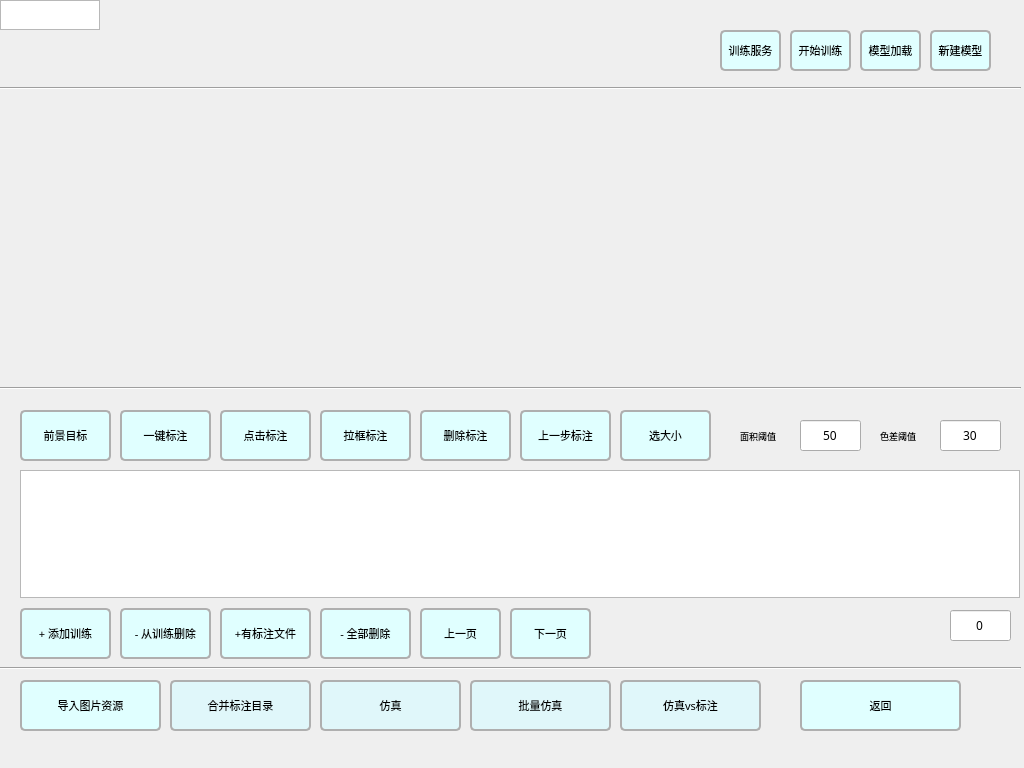
The window that aimodelset.ui (xiekai-aiai/duyisorter) describes before a commit, drawn with Qt 5.
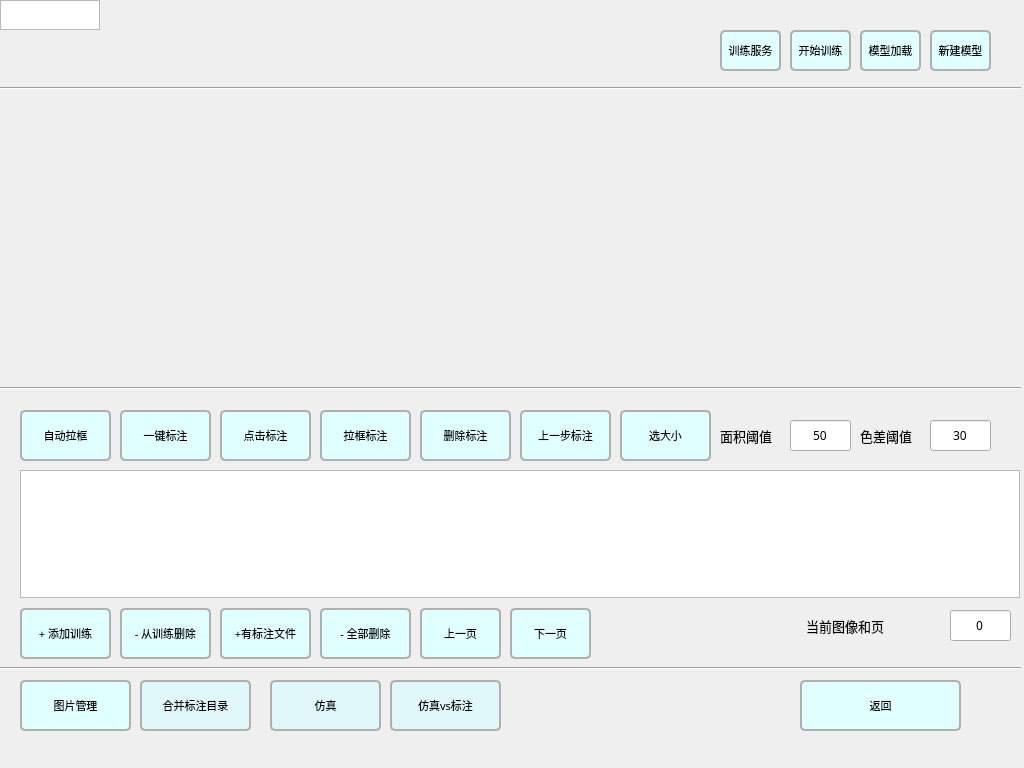
The same window after the commit. Icons and pictures are not drawn.

What changed in the file:
```diff
--- a/aimodelset.ui
+++ b/aimodelset.ui
@@ -375,7 +375,7 @@
     <rect>
      <x>20</x>
      <y>680</y>
-     <width>141</width>
+     <width>111</width>
      <height>51</height>
     </rect>
    </property>
@@ -402,15 +402,15 @@
 	   background-color: lightgrey;}</string>
    </property>
    <property name="text">
-    <string>导入图片资源</string>
+    <string>图片管理</string>
    </property>
   </widget>
   <widget class="QPushButton" name="mergeImgPushButton">
    <property name="geometry">
     <rect>
-     <x>170</x>
+     <x>140</x>
      <y>680</y>
-     <width>141</width>
+     <width>111</width>
      <height>51</height>
     </rect>
    </property>
@@ -612,11 +612,11 @@
    <property name="font">
     <font>
      <family>HarmonyOS Sans Medium</family>
-     <pointsize>6</pointsize>
+     <pointsize>10</pointsize>
     </font>
    </property>
    <property name="text">
-    <string/>
+    <string>当前图像和页</string>
    </property>
    <property name="pixmap">
     <pixmap resource="res.qrc">:/res/fonts/HarmonyOS_Sans_SC_Medium.ttf</pixmap>
@@ -760,7 +760,7 @@
 	   padding: 2px;}</string>
    </property>
    <property name="text">
-    <string>前景目标</string>
+    <string>自动拉框</string>
    </property>
    <property name="checkable">
     <bool>true</bool>
@@ -924,7 +924,7 @@
   <widget class="QLineEdit" name="m_areaThresholdlineEdit">
    <property name="geometry">
     <rect>
-     <x>800</x>
+     <x>790</x>
      <y>420</y>
      <width>61</width>
      <height>31</height>
@@ -940,16 +940,16 @@
   <widget class="QLabel" name="areaLabel">
    <property name="geometry">
     <rect>
-     <x>740</x>
+     <x>720</x>
      <y>420</y>
-     <width>51</width>
+     <width>71</width>
      <height>31</height>
     </rect>
    </property>
    <property name="font">
     <font>
      <family>HarmonyOS Sans Medium</family>
-     <pointsize>7</pointsize>
+     <pointsize>10</pointsize>
     </font>
    </property>
    <property name="text">
@@ -962,16 +962,16 @@
   <widget class="QLabel" name="colorDiffLabel">
    <property name="geometry">
     <rect>
-     <x>880</x>
+     <x>860</x>
      <y>420</y>
-     <width>51</width>
+     <width>71</width>
      <height>31</height>
     </rect>
    </property>
    <property name="font">
     <font>
      <family>HarmonyOS Sans Medium</family>
-     <pointsize>7</pointsize>
+     <pointsize>10</pointsize>
     </font>
    </property>
    <property name="text">
@@ -984,7 +984,7 @@
   <widget class="QLineEdit" name="m_colorDiffThresholdlineEdit">
    <property name="geometry">
     <rect>
-     <x>940</x>
+     <x>930</x>
      <y>420</y>
      <width>61</width>
      <height>31</height>
@@ -997,54 +997,12 @@
     <set>Qt::AlignCenter</set>
    </property>
   </widget>
-  <widget class="QPushButton" name="validImgPushButton">
-   <property name="geometry">
-    <rect>
-     <x>320</x>
-     <y>680</y>
-     <width>141</width>
-     <height>51</height>
-    </rect>
-   </property>
-   <property name="font">
-    <font>
-     <family>HarmonyOS Sans Medium</family>
-     <pointsize>8</pointsize>
-    </font>
-   </property>
-   <property name="styleSheet">
-    <string notr="true">QPushButton {
-	   text-align: center;
-	   outline: none;
-	   background-color: #e0f7fa;
-	   border-color: #afafaf;
-	   border-width: 2px;
-	   border-style: solid;
-	   border-radius: 5;
-	   padding: 2px;}
-
-QPushButton:pressed {
-	   padding-left: 5px;
-	   padding-top: 5px;
-	   background-color: lightgrey;}
-
-QPushButton:checked {
-	   background-color: #00bcd4;
-	   color: white;
-	   border-color: #0097a7;
-	   border-width: 3px;
-	   padding: 2px;}</string>
-   </property>
-   <property name="text">
-    <string>仿真</string>
-   </property>
-  </widget>
   <widget class="QPushButton" name="batchValidImgPushButton">
    <property name="geometry">
     <rect>
-     <x>470</x>
+     <x>270</x>
      <y>680</y>
-     <width>141</width>
+     <width>111</width>
      <height>51</height>
     </rect>
    </property>
@@ -1078,15 +1036,15 @@
 	   padding: 2px;}</string>
    </property>
    <property name="text">
-    <string>批量仿真</string>
+    <string>仿真</string>
    </property>
   </widget>
   <widget class="QPushButton" name="validvsAnnoImgPushButton">
    <property name="geometry">
     <rect>
-     <x>620</x>
+     <x>390</x>
      <y>680</y>
-     <width>141</width>
+     <width>111</width>
      <height>51</height>
     </rect>
    </property>
```
